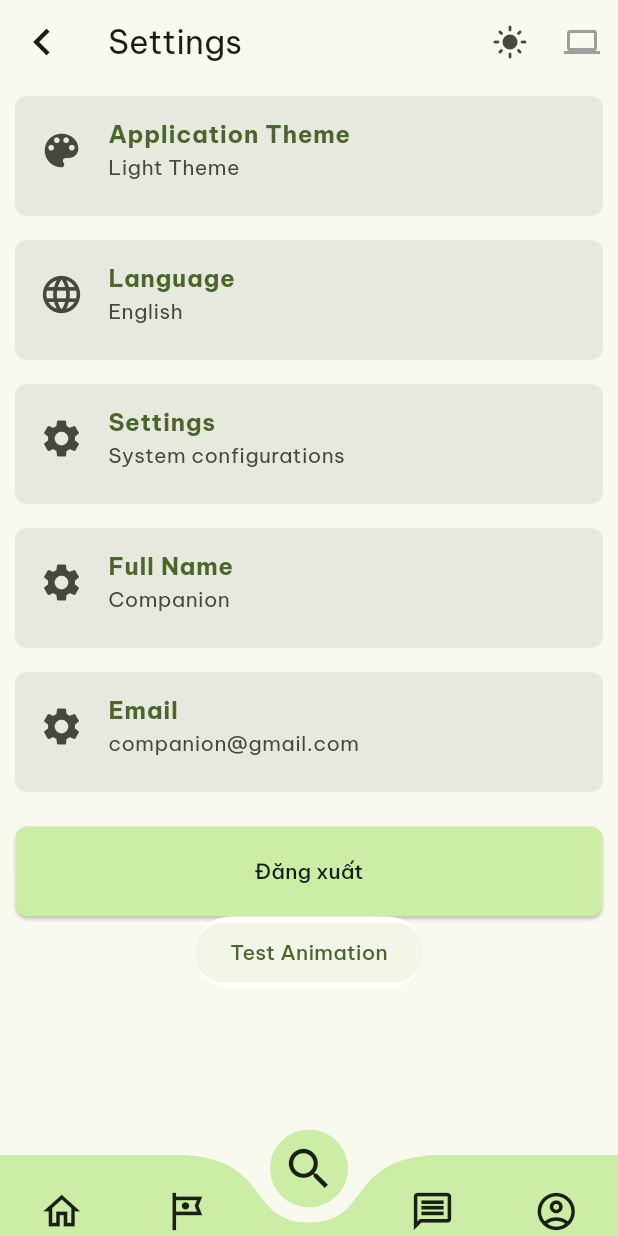
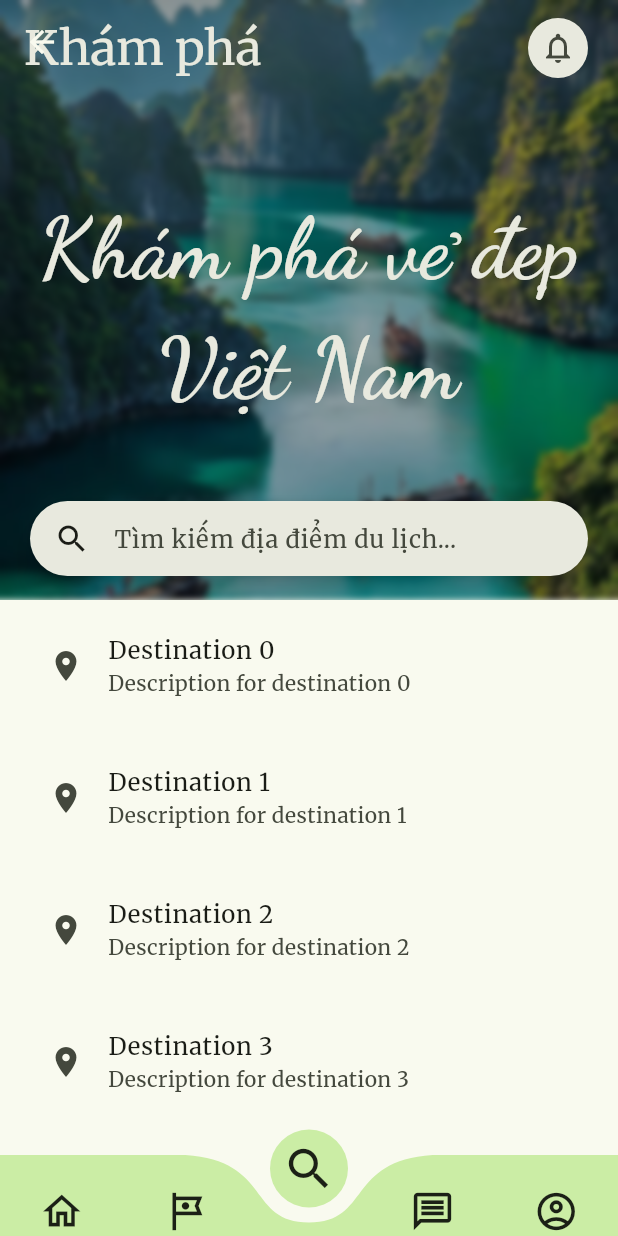
Before and after one commit to Minhnhat0408/VieVu, a Flutter app: the AuthenticatedView screen opened directly, item 3 of the bottom bar chosen, on a phone screen of 412 x 824 dp. Run offline on Flutter 3.47's test engine with Material 3 defaults, Android fonts, the light colour scheme and no system bars; drawn by our look-alikes of animated_text_kit, curved_navigation_bar; our stand-ins replace carousel_slider, easy_stepper, flutter_bloc, flutter_dotenv, flutter_svg, fpdart and 6 more; accounts and stored records are empty.

Commit message:
feat: add Explore page hero

```diff
--- a/lib/authenticated_view.dart
+++ b/lib/authenticated_view.dart
@@ -2,6 +2,7 @@ import 'package:curved_navigation_bar/curved_navigation_bar.dart';
 import 'package:flutter/material.dart';
 import 'package:vn_travel_companion/core/common/pages/splash_screen.dart';
 import 'package:vn_travel_companion/features/auth/presentation/pages/log_in.dart';
+import 'package:vn_travel_companion/features/explore/presentation/pages/explore.dart';
 import 'package:vn_travel_companion/features/settings/presentation/pages/settings.dart';
 
 class AuthenticatedView extends StatefulWidget {
@@ -22,11 +23,9 @@ class _AuthenticatedViewState extends State<AuthenticatedView> {
   }
 
   final screens = [
-    Navigator(
-      onGenerateRoute: (settings) => SettingsPage.route(),
-    ),
+    const SettingsPage(),
     const SplashScreenPage(),
-    const SettingsPage(),
+    const ExplorePage(),
     const SplashScreenPage(),
     const SettingsPage(),
   ];
@@ -57,7 +56,6 @@ class _AuthenticatedViewState extends State<AuthenticatedView> {
     ];
 
     return Scaffold(
-      extendBody: true,
       body: screens[_selectedIndex],
       bottomNavigationBar: CurvedNavigationBar(
         key: _bottomNavigationKey,
@@ -73,6 +71,5 @@ class _AuthenticatedViewState extends State<AuthenticatedView> {
         },
       ),
     );
-    ;
   }
 }
--- a/lib/core/common/pages/splash_screen.dart
+++ b/lib/core/common/pages/splash_screen.dart
@@ -8,27 +8,9 @@ class SplashScreenPage extends StatelessWidget {
   @override
   Widget build(BuildContext context) {
     return Scaffold(
-        body: Stack(
-      children: [
-        Image.asset(
-          'assets/images/intro1.jpg',
-          width: double.infinity,
-          height: double.infinity,
-          fit: BoxFit.cover,
-        ),
-        Positioned.fill(
-            child: Container(
-                color: Theme.of(context).colorScheme.surface.withOpacity(0.5))),
-        Positioned.fill(
-          child: BackdropFilter(
-            filter: ImageFilter.blur(sigmaX: 10.0, sigmaY: 10.0),
-            child: Center(
-              child: Image.asset('assets/images/logo2.png',
-                  width: 250, height: 250),
-            ),
-          ),
-        ),
-      ],
-    ));
+      body: Center(
+        child: Image.asset('assets/images/logo2.png', width: 250, height: 250),
+      ),
+    );
   }
 }
--- a/lib/core/layouts/custom_appbar.dart
+++ b/lib/core/layouts/custom_appbar.dart
@@ -30,7 +30,6 @@ class CustomAppbar extends StatelessWidget {
         actions: actions,
       ),
       body: body,
-
     );
   }
 }
--- /dev/null
+++ b/lib/features/explore/presentation/pages/explore.dart
@@ -0,0 +1,172 @@
+import 'dart:developer';
+
+import 'package:animated_text_kit/animated_text_kit.dart';
+import 'package:flutter/material.dart';
+import 'dart:ui';
+import 'package:google_fonts/google_fonts.dart';
+
+class ExplorePage extends StatefulWidget {
+  static route() {
+    return MaterialPageRoute(builder: (context) => const ExplorePage());
+  }
+
+  const ExplorePage({super.key});
+
+  @override
+  State<ExplorePage> createState() => _ExplorePageState();
+}
+
+class _ExplorePageState extends State<ExplorePage> {
+  final List<String> title = [
+    'Khám phá vẻ đẹp Việt Nam',
+    'Đi du lịch cùng mọi người',
+    'Lên kế hoạch cho chuyến đi',
+  ];
+
+  @override
+  Widget build(BuildContext context) {
+    return Scaffold(
+      body: CustomScrollView(
+        slivers: [
+          SliverAppBar(
+            expandedHeight: 400,
+            pinned: true,
+            leading: null,
+            scrolledUnderElevation: 0,
+            collapsedHeight: 70,
+            foregroundColor: Theme.of(context).colorScheme.surface,
+            backgroundColor: Theme.of(context).colorScheme.surface,
+            flexibleSpace: LayoutBuilder(
+              builder: (BuildContext context, BoxConstraints constraints) {
+                // Calculate the current height of the FlexibleSpace
+                double appBarHeight = constraints.biggest.height;
+                bool show = appBarHeight < 121;
+
+                return FlexibleSpaceBar(
+                  titlePadding:
+                      const EdgeInsets.only(bottom: 16.0, left: 20, right: 20),
+                  title: SearchBar(
+                      constraints: const BoxConstraints(
+                        maxHeight: 100,
+                        minHeight: 50,
+                      ),
+                      leading: const Icon(Icons.search),
+                      padding: const WidgetStatePropertyAll<EdgeInsets>(
+                          EdgeInsets.symmetric(horizontal: 16)),
+                      hintText: 'Tìm kiếm địa điểm du lịch...',
+                      trailing: <Widget>[
+                        AnimatedOpacity(
+                          duration: const Duration(milliseconds: 500),
+                          opacity: show ? 1.0 : 0.0,
+                          child: IconButton(
+                            onPressed: show ? () {} : null,
+                            icon: const Icon(Icons.notifications_none),
+                            style: IconButton.styleFrom(
+                              backgroundColor: Theme.of(context)
+                                  .colorScheme
+                                  .surfaceContainerHigh,
+                            ),
+                          ),
+                        )
+                      ]),
+                  collapseMode: CollapseMode.pin,
+                  expandedTitleScale: 1,
+                  background: Stack(
+                    fit: StackFit.expand,
+                    children: [
+                      Image.asset(
+                        'assets/images/intro1.jpg',
+                        width: double.infinity,
+                        height: double.infinity,
+                        fit: BoxFit.cover,
+                      ),
+                      Positioned.fill(
+                          child:
+                              Container(color: Colors.black.withOpacity(0.3))),
+                      Positioned.fill(
+                        child: BackdropFilter(
+                          filter: ImageFilter.blur(sigmaX: 2.0, sigmaY: 2.0),
+                          blendMode: BlendMode.srcOver,
+                          child: const SizedBox(),
+                        ),
+                      ),
+                      Container(
+                          padding: EdgeInsets.only(
+                              top: MediaQuery.of(context).padding.top + 8,
+                              left: 16,
+                              right: 16),
+                          child: Column(
+                            crossAxisAlignment: CrossAxisAlignment.start,
+                            children: [
+                              Row(
+                                mainAxisAlignment:
+                                    MainAxisAlignment.spaceBetween,
+                                children: [
+                                  Text('Khám phá',
+                                      textAlign: TextAlign.start,
+                                      style: Theme.of(context)
+                                          .textTheme
+                                          .headlineLarge!
+                                          .copyWith(
+                                              color: const Color(0xFFE8E9DE))),
+                                  IconButton(
+                                    onPressed: () {},
+                                    icon: const Icon(Icons.notifications_none),
+                                    style: IconButton.styleFrom(
+                                      backgroundColor: Theme.of(context)
+                                          .colorScheme
+                                          .surfaceContainerHigh,
+                                    ),
+                                  ),
+                                ],
+                              ),
+                              const SizedBox(height: 20),
+                              const SizedBox(height: 50),
+                              Expanded(
+                                child: AnimatedTextKit(
+                                  animatedTexts: List.generate(
+                                    title.length,
+                                    (index) => TyperAnimatedText(
+                                      title[index],
+                                      textAlign: TextAlign.center,
+                                      speed: const Duration(milliseconds: 60),
+                                      textStyle: GoogleFonts.dancingScript(
+                                          fontSize: 56,
+                                          color: const Color(0xFFE8E9DE),
+                                          fontWeight: FontWeight.w800),
+                                    ),
+                                  ),
+                                  pause: const Duration(milliseconds: 2000),
+                                  displayFullTextOnTap: true,
+                                  repeatForever: true,
+                                  stopPauseOnTap: true,
+                                ),
+                              ),
+                            ],
+                          )),
+                    ],
+                  ),
+                );
+              },
+            ),
+          ),
+          SliverList(
+            delegate: SliverChildBuilderDelegate(
+              (context, index) => Padding(
+                padding:
+                    const EdgeInsets.symmetric(horizontal: 16, vertical: 8),
+                child: ListTile(
+                  title: Text('Destination $index'),
+                  subtitle: Text('Description for destination $index'),
+                  leading: const Icon(Icons.place),
+                  onTap: () {},
+                ),
+              ),
+              childCount: 20, // Example list item count
+            ),
+          ),
+        ],
+      ),
+    );
+  }
+}
--- a/lib/features/settings/presentation/pages/settings.dart
+++ b/lib/features/settings/presentation/pages/settings.dart
@@ -112,7 +112,6 @@ class SettingsPage extends StatelessWidget {
                           child: const Text('Test Animation'));
                     },
                     closedElevation: 0,
-                    transitionType: ContainerTransitionType.fade,
                     transitionDuration: Duration(milliseconds: 2000),
                     closedShape: RoundedRectangleBorder(
                         borderRadius: BorderRadius.circular(50)),
--- a/lib/main.dart
+++ b/lib/main.dart
@@ -52,7 +52,7 @@ class _MyAppState extends State<MyApp> {
   Widget build(BuildContext context) {
     // final brightness = View.of(context).platformDispatcher.platformBrightness;
     TextTheme textTheme =
-        createTextTheme(context, "Be Vietnam Pro", "Be Vietnam Pro");
+        createTextTheme(context, "Merriweather", "Merriweather");
 
     MaterialTheme theme = MaterialTheme(textTheme);
     final brightness = MediaQuery.of(context).platformBrightness;
--- a/pubspec.yaml
+++ b/pubspec.yaml
@@ -50,7 +50,7 @@ dependencies:
   intl: ^0.20.1
   curved_navigation_bar: ^1.0.6
   animations: ^2.0.11
-
+  animated_text_kit: ^4.2.2
 dev_dependencies:
   flutter_test:
     sdk: flutter
```
Also changed, not shown: pubspec.lock.
